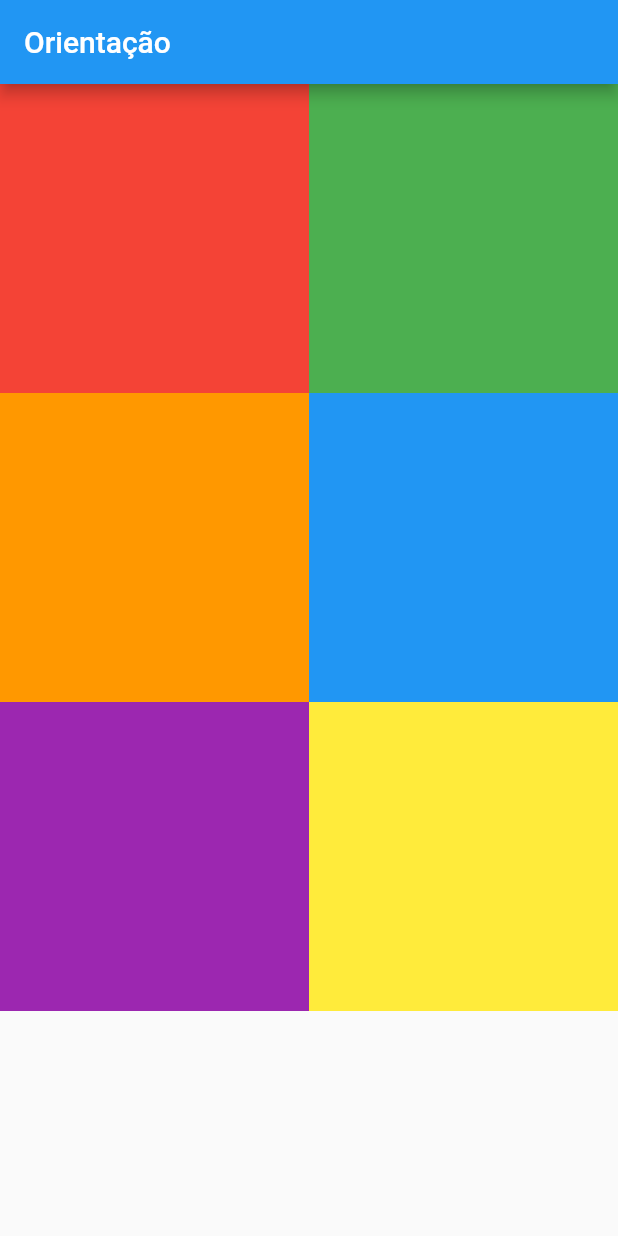
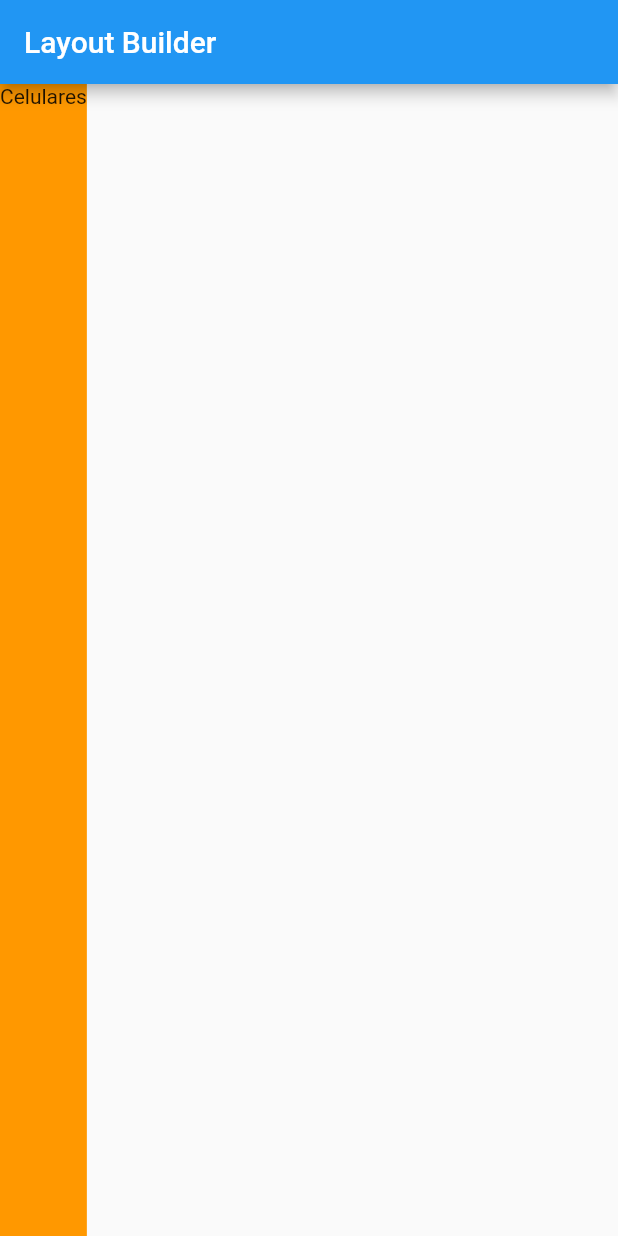
Before and after one commit to davidkalil10/flutterWebAula, a Flutter app: the screen it shows after launch, on a phone screen of 412 x 824 dp. Run offline on Flutter 3.47's test engine with Material 2 defaults, Android fonts, the phone set to English and light mode, and no system bars.

Commit message:
relembrando layout builder e breakpoints

```diff
--- a/lib/main.dart
+++ b/lib/main.dart
@@ -1,5 +1,6 @@
 import 'package:flutter/material.dart';
 import 'package:flutter_web_aula/orientacao.dart';
+import 'package:flutter_web_aula/regras_layout.dart';
 import 'package:flutter_web_aula/responsividade_wrap.dart';
 import 'package:flutter_web_aula/responsividade_media_query.dart';
 import 'package:flutter_web_aula/responsividade_row_col.dart';
@@ -9,7 +10,8 @@ void main() {
    // home: ResponsividadeMediaQuery(),
    // home: ResponsividadeRowCol(),
     //home: ResponsividadeWrap(),
-    home: Orientacao(),
+   // home: Orientacao(),
+    home: RegrasLayout(),
     debugShowCheckedModeBanner: false,
   ));
 }
--- /dev/null
+++ b/lib/regras_layout.dart
@@ -0,0 +1,39 @@
+import 'package:flutter/material.dart';
+
+class RegrasLayout extends StatefulWidget {
+  const RegrasLayout({Key? key}) : super(key: key);
+
+  @override
+  _RegrasLayoutState createState() => _RegrasLayoutState();
+}
+
+class _RegrasLayoutState extends State<RegrasLayout> {
+  @override
+  Widget build(BuildContext context) {
+    return Scaffold(
+      appBar: AppBar(
+        title: Text("Layout Builder"),
+      ),
+      body: Container(
+        //width: MediaQuery.of(context).size.width,
+        //width: 300,
+        height: MediaQuery.of(context).size.height,
+        color: Colors.orange,
+        child: LayoutBuilder(builder: (_, constraint) {
+          var largura = constraint.maxWidth;
+          print("largura: $largura");
+
+          if (largura < 600) {
+            //celular
+            return Text("Celulares");
+          } else if (largura < 960) {
+            //celulares maiores e tablets
+            return Text("Celulares & Tablets");
+          } else {
+            return Text("Telas maiores");
+          }
+        }),
+      ),
+    );
+  }
+}
```
